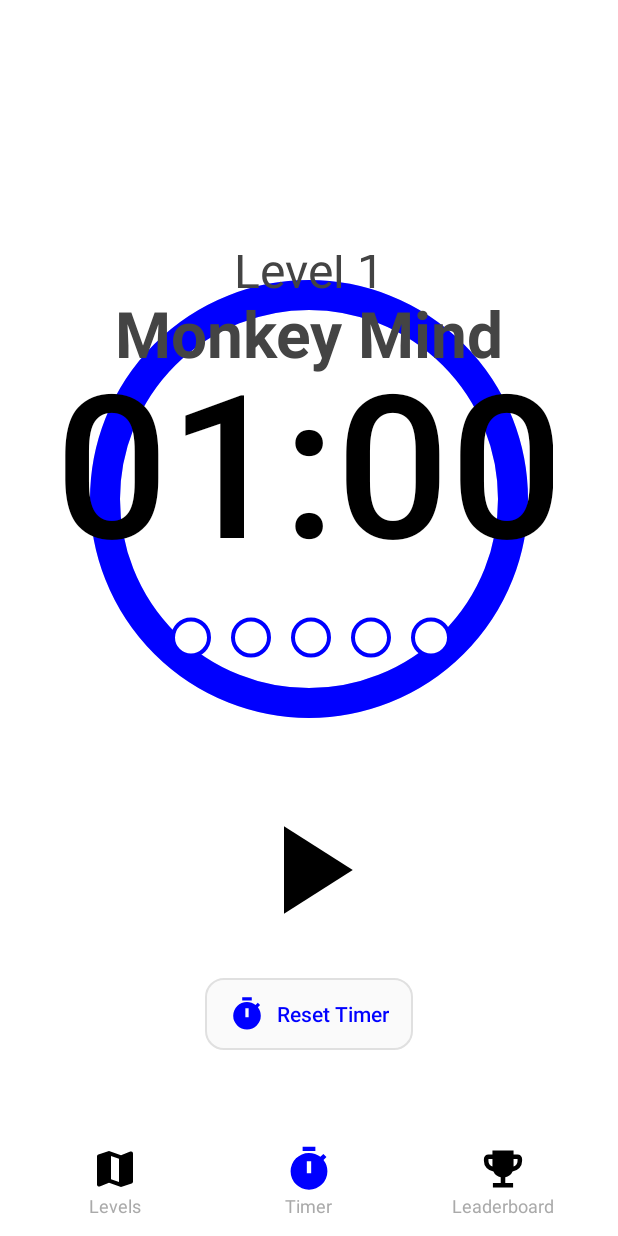
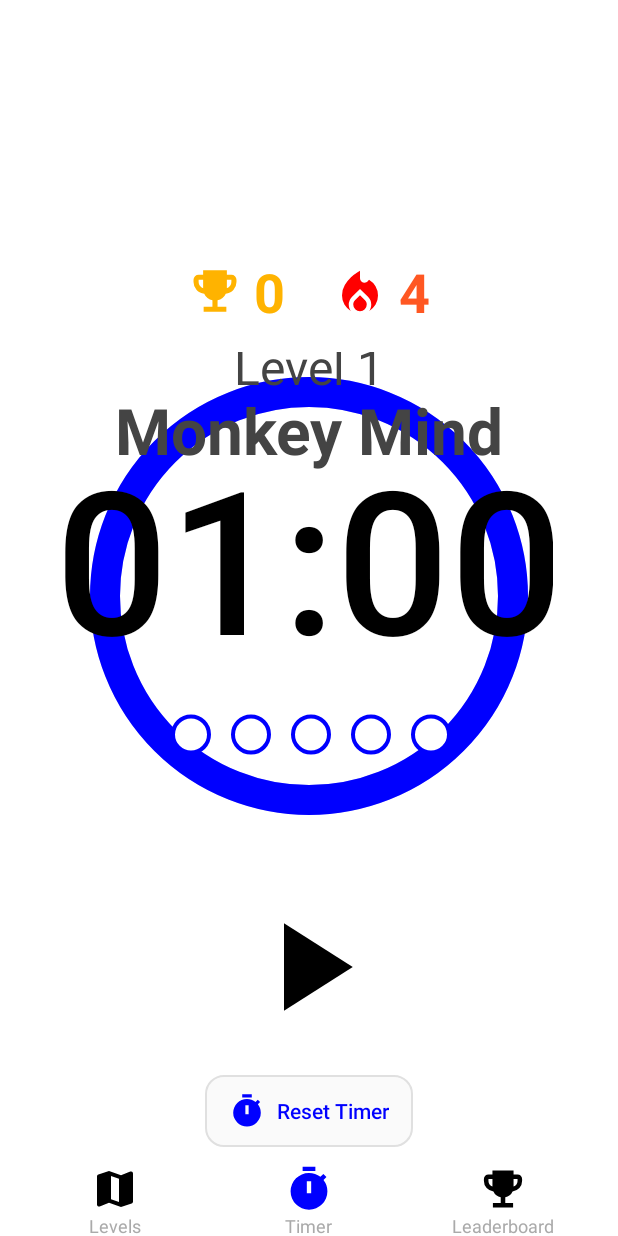
Before and after one commit to Rodarbal/productivity-app, an Android app built with Jetpack Compose: the screen it shows after launch (MainActivity), on a phone screen of 412 x 824 dp. Run offline under Robolectric (Android 15) with nearby library versions, the phone set to English and light mode, and no system bars.

Commit message:
who even knowns lots of icon and UI

```diff
--- a/app/src/main/java/com/example/productivityapp/LevelState.kt
+++ b/app/src/main/java/com/example/productivityapp/LevelState.kt
@@ -41,6 +41,15 @@ object LevelState {
             name = "Average",
             level = "Level 3",
             selected = false
+        ),
+        Level(
+            colour = "#ffffff".toColorInt(),
+            timeMillis = 10000L,
+            location = 3,
+            uiColor = "#000000".toColorInt(),
+            name = "Developer",
+            level = "Level Dev",
+            selected = false
         )
     )
 
--- a/app/src/main/java/com/example/productivityapp/TimerRingView.kt
+++ b/app/src/main/java/com/example/productivityapp/TimerRingView.kt
@@ -43,6 +43,12 @@ class TimerRingView @JvmOverloads constructor(
     var completedCount: Int = TimerState.currentTimer.completions
 
     var syncFromState: Boolean = true
+
+    var customTimeText: String? = null
+        set(value) {
+            field = value
+            invalidate()
+        }
 
     private var remainingTime: Long = durationMillis
     private var startTime: Long = 0L
@@ -169,7 +175,7 @@ class TimerRingView @JvmOverloads constructor(
         val secondsLeft = (remainingTime / 1000).toInt()
         val minutes = secondsLeft / 60
         val seconds = secondsLeft % 60
-        val timeText = String.format("%02d:%02d", minutes, seconds)
+        val timeText = customTimeText ?: String.format("%02d:%02d", minutes, seconds)
 
         // Level Line
         val levelPaint = Paint(Paint.ANTI_ALIAS_FLAG).apply {
--- a/app/src/main/java/com/example/productivityapp/ui/theme/LevelsActivity.kt
+++ b/app/src/main/java/com/example/productivityapp/ui/theme/LevelsActivity.kt
@@ -74,6 +74,11 @@ class LevelsActivity : AppCompatActivity() {
             timerRing.levelLabel = level.level
             timerRing.levelName = level.name
 
+            val totalSeconds = level.timeMillis / 1000
+            val minutes = totalSeconds / 60
+            val seconds = totalSeconds % 60
+            timerRing.customTimeText = String.format("%02d:%02d", minutes, seconds)
+
         }
 
         inner class LevelViewHolder(view: View) : RecyclerView.ViewHolder(view)
--- /dev/null
+++ b/app/src/main/res/drawable/ic_fire.xml
@@ -0,0 +1,9 @@
+<vector xmlns:android="http://schemas.android.com/apk/res/android"
+    android:width="24dp"
+    android:height="24dp"
+    android:viewportWidth="960"
+    android:viewportHeight="960">
+  <path
+      android:pathData="M160,560q0,-105 50,-187t110,-138q60,-56 110,-85.5l50,-29.5v132q0,37 25,58.5t56,21.5q17,0 32.5,-7t28.5,-23l18,-22q72,42 116,116.5T800,560q0,88 -43,160.5T644,835q17,-24 26.5,-52.5T680,722q0,-40 -15,-75.5T622,583L480,444 339,583q-29,29 -44,64t-15,75q0,32 9.5,60.5T316,835q-70,-42 -113,-114.5T160,560ZM480,556 L565,639q17,17 26,38t9,45q0,49 -35,83.5T480,840q-50,0 -85,-34.5T360,722q0,-23 9,-44.5t26,-38.5l85,-83Z"
+      android:fillColor="#FF0000"/>
+</vector>
--- a/app/src/main/res/drawable/ic_trophy.xml
+++ b/app/src/main/res/drawable/ic_trophy.xml
@@ -5,5 +5,5 @@
     android:viewportHeight="960">
   <path
       android:pathData="M278.09,851v-91L434.5,760v-114.2q-49,-11.71 -87.86,-41.97 -38.86,-30.26 -58.05,-76.03 -80.74,-5.65 -135.67,-65.73Q98,401.98 98,320v-40q0,-37.78 26.61,-64.39T189,189h80v-80h422v80h80q37.78,0 64.39,26.61T862,280v40q0,81.98 -54.92,142.07 -54.93,60.08 -135.67,65.73 -19.19,45.77 -58.05,76.03 -38.86,30.26 -87.86,41.97L525.5,760h156.41v91L278.09,851ZM269,432v-152h-80v40q0,38 22,68.5t58,43.5ZM691,432q36,-13 58,-43.5t22,-68.5v-40h-80v152Z"
-      android:fillColor="#000000"/>
+      android:fillColor="@android:color/white"/>
 </vector>
--- a/app/src/main/res/layout/activity_levels.xml
+++ b/app/src/main/res/layout/activity_levels.xml
@@ -80,7 +80,10 @@
             <ImageView
                 android:layout_width="32dp"
                 android:layout_height="32dp"
-                android:src="@drawable/ic_trophy" />
+                android:src="@drawable/ic_trophy"
+                app:tint="#000000"
+                app:tintMode="src_in"
+                />
             <TextView
                 android:layout_width="wrap_content"
                 android:layout_height="wrap_content"
--- a/app/src/main/res/layout/activity_main.xml
+++ b/app/src/main/res/layout/activity_main.xml
@@ -11,6 +11,67 @@
     <View
         android:layout_width="match_parent"
         android:layout_height="150dp" />
+
+    <!-- Stats container: trophy and fire icons with counts -->
+    <LinearLayout
+        android:layout_width="wrap_content"
+        android:layout_height="wrap_content"
+        android:orientation="horizontal"
+        android:layout_gravity="center_horizontal"
+        android:gravity="center"
+        android:layout_marginBottom="16dp">
+
+        <LinearLayout
+            android:layout_width="wrap_content"
+            android:layout_height="wrap_content"
+            android:orientation="horizontal"
+            android:gravity="center_vertical"
+            android:layout_marginEnd="32dp">
+
+            <ImageView
+                android:id="@+id/trophyIcon"
+                android:layout_width="36dp"
+                android:layout_height="36dp"
+                android:src="@drawable/ic_trophy"
+                app:tint="#FFB300"
+                app:tintMode="src_in"
+                android:contentDescription="Trophy Icon"/>
+
+            <TextView
+                android:id="@+id/trophyCount"
+                android:layout_width="wrap_content"
+                android:layout_height="wrap_content"
+                android:text="0"
+                android:textSize="36sp"
+                android:textColor="#FFB300"
+                android:layout_marginStart="8dp"
+                android:textStyle="bold"/>
+        </LinearLayout>
+
+        <LinearLayout
+            android:layout_width="wrap_content"
+            android:layout_height="wrap_content"
+            android:orientation="horizontal"
+            android:gravity="center_vertical">
+
+            <ImageView
+                android:id="@+id/fireIcon"
+                android:layout_width="36dp"
+                android:layout_height="36dp"
+                android:src="@drawable/ic_fire"
+                android:contentDescription="Fire Icon"/>
+
+            <TextView
+                android:id="@+id/fireCount"
+                android:layout_width="wrap_content"
+                android:layout_height="wrap_content"
+                android:text="4"
+                android:textSize="36sp"
+                android:textColor="#FF5722"
+                android:layout_marginStart="8dp"
+                android:textStyle="bold"/>
+        </LinearLayout>
+    </LinearLayout>
 
     <!-- Timer ring centered -->
     <com.example.productivityapp.TimerRingView
@@ -120,7 +181,9 @@
             <ImageView
                 android:layout_width="32dp"
                 android:layout_height="32dp"
-                android:src="@drawable/ic_trophy" />
+                android:src="@drawable/ic_trophy"
+                app:tint="#000000"
+                app:tintMode="src_in"/>
             <TextView
                 android:layout_width="wrap_content"
                 android:layout_height="wrap_content"
```
